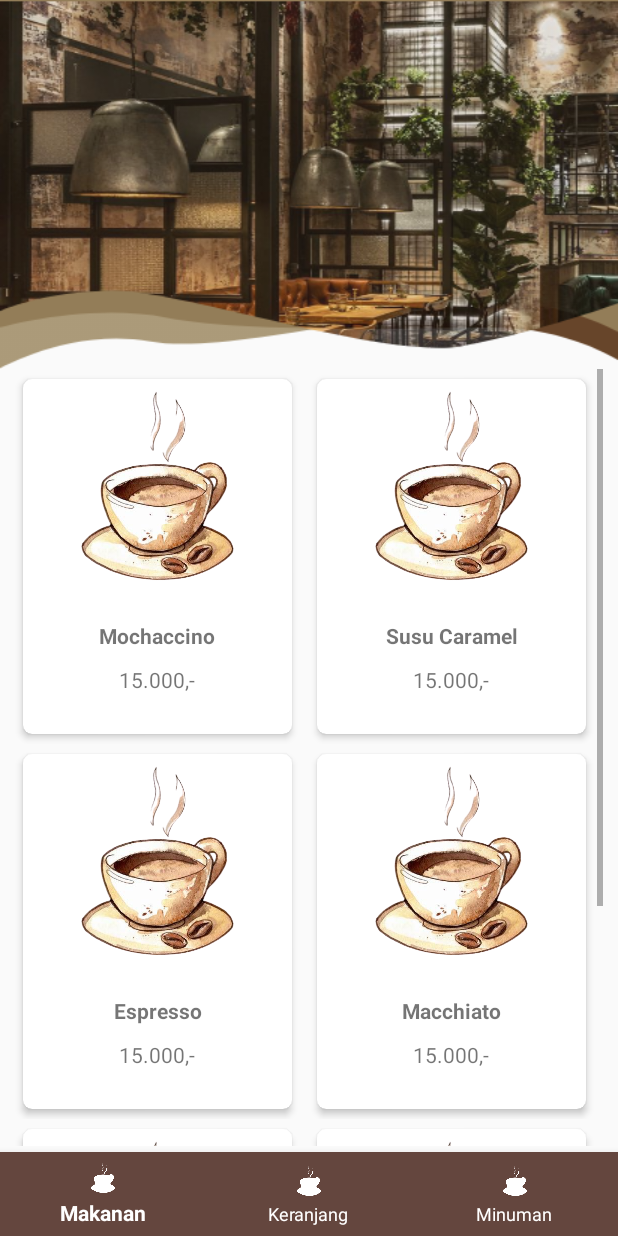
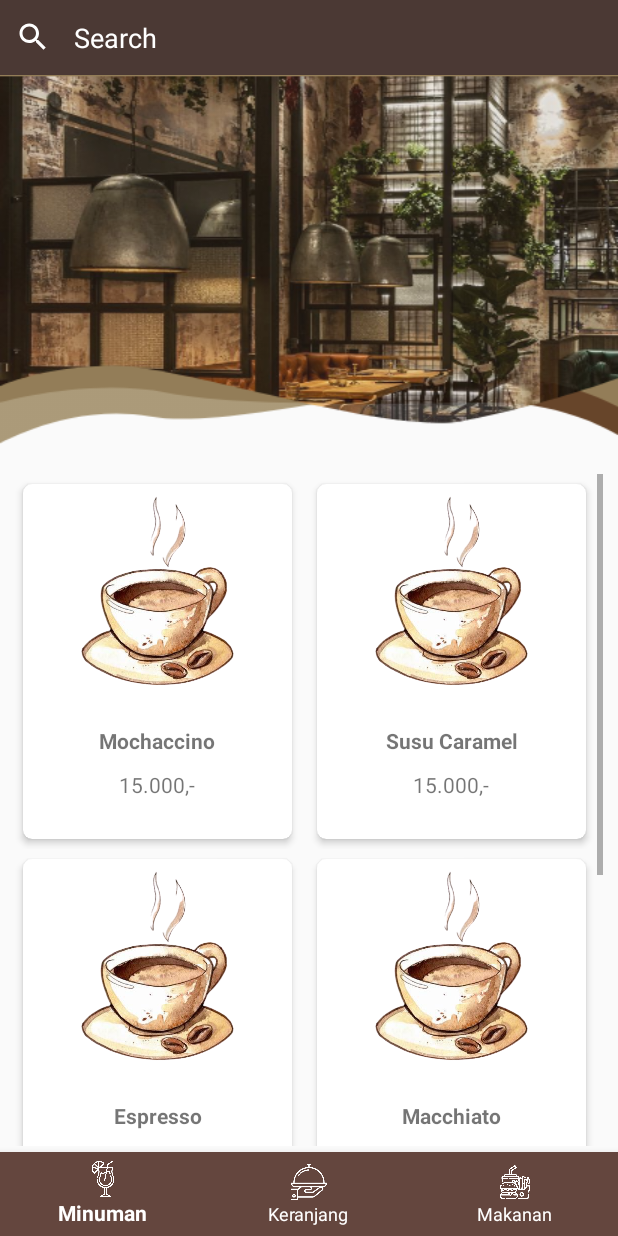
Before and after one commit to DeaAnandita/CafeOrderApps, an Android app: the MainActivity screen opened directly, with no data from a screen before it, after a tap on "LOGIN", on a phone screen of 412 x 824 dp. Run offline under Robolectric (Android 15) with nearby library versions, the phone set to English and light mode, and no system bars; our stand-ins replace CircleImageView.

Commit message:
home page

```diff
--- a/app/build.gradle
+++ b/app/build.gradle
@@ -22,6 +22,7 @@ android {
 dependencies {
     implementation fileTree(dir: 'libs', include: ['*.jar'])
     implementation 'com.google.android.material:material:1.0.0'
+    implementation 'de.hdodenhof:circleimageview:3.1.0'
     implementation 'androidx.appcompat:appcompat:1.0.2'
     implementation 'com.amitshekhar.android:android-networking:1.0.2'
     implementation 'androidx.constraintlayout:constraintlayout:1.1.3'
--- a/app/src/main/AndroidManifest.xml
+++ b/app/src/main/AndroidManifest.xml
@@ -12,13 +12,15 @@
         android:supportsRtl="true"
         android:theme="@style/AppTheme">
         <activity android:name=".DetailActivity">
+
+        </activity>
+        <activity android:name=".HomeActivity">
             <intent-filter>
                 <action android:name="android.intent.action.MAIN" />
 
                 <category android:name="android.intent.category.LAUNCHER" />
             </intent-filter>
         </activity>
-        <activity android:name=".HomeActivity"></activity>
         <activity android:name=".MainActivity">
 
         </activity>
--- /dev/null
+++ b/app/src/main/res/drawable/circlebg.xml
@@ -0,0 +1,8 @@
+<?xml version="1.0" encoding="utf-8"?>
+<shape xmlns:android="http://schemas.android.com/apk/res/android">
+
+    <solid android:color="@color/colorPrimary"/>
+    <corners android:radius="150dp"/>
+
+
+</shape>
--- /dev/null
+++ b/app/src/main/res/drawable/ic_baseline_search_24.xml
@@ -0,0 +1,5 @@
+<vector android:height="24dp" android:tint="#FFFFFF"
+    android:viewportHeight="24" android:viewportWidth="24"
+    android:width="24dp" xmlns:android="http://schemas.android.com/apk/res/android">
+    <path android:fillColor="#FFFFFF" android:pathData="M15.5,14h-0.79l-0.28,-0.27C15.41,12.59 16,11.11 16,9.5 16,5.91 13.09,3 9.5,3S3,5.91 3,9.5 5.91,16 9.5,16c1.61,0 3.09,-0.59 4.23,-1.57l0.27,0.28v0.79l5,4.99L20.49,19l-4.99,-5zM9.5,14C7.01,14 5,11.99 5,9.5S7.01,5 9.5,5 14,7.01 14,9.5 11.99,14 9.5,14z"/>
+</vector>
--- a/app/src/main/res/layout/activity_detail.xml
+++ b/app/src/main/res/layout/activity_detail.xml
@@ -63,7 +63,7 @@
     <Button
         android:layout_width="160dp"
         android:background="@drawable/btn_login"
-        android:layout_height="48dp"
+        android:layout_height="45dp"
         android:text="Tambah Pesanan"
         android:textColor="@color/white"
         app:layout_constraintTop_toBottomOf="@+id/rvDetail"
--- a/app/src/main/res/layout/activity_home.xml
+++ b/app/src/main/res/layout/activity_home.xml
@@ -7,19 +7,64 @@
     android:layout_height="match_parent"
     tools:context=".HomeActivity">
 
-    <ImageView
-        android:id="@+id/bg"
-        android:layout_width="match_parent"
-        android:layout_height="246dp"
-        android:background="@mipmap/bg_home"/>
+                <ImageView
+                    app:layout_constraintTop_toTopOf="parent"
+                    android:id="@+id/bg"
+                    app:layout_constraintTop_toBottomOf="@+id/etSearch"
+                    android:layout_width="match_parent"
+                    android:layout_height="246dp"
+                    android:layout_below="@+id/etSearch"
+                    android:background="@mipmap/bg_home"/>
+
+                <EditText
+                    app:layout_constraintTop_toTopOf="parent"
+                    android:id="@+id/etSearch"
+                    android:layout_width="match_parent"
+                    android:layout_height="50dp"
+                    android:padding="10dp"
+                    android:textColor="@color/white"
+                    android:drawableLeft="@drawable/ic_baseline_search_24"
+                    android:background="@color/colorPrimaryDark"
+                    android:drawablePadding="15dp"
+                    android:textColorHint="@color/white"
+                    android:hint="Search"/>
+
+
+
+
+<!--    <androidx.recyclerview.widget.RecyclerView-->
+<!--        android:layout_width="match_parent"-->
+<!--        android:layout_height="wrap_content"-->
+<!--        android:scrollbars="horizontal"-->
+<!--        android:layout_below="@+id/bg">-->
+<!--    </androidx.recyclerview.widget.RecyclerView>-->
+
+<!--    <View-->
+<!--        android:layout_width="65dp"-->
+<!--        android:layout_height="65dp"-->
+<!--        android:layout_below="@+id/bg"-->
+<!--        android:layout_marginHorizontal="20dp"-->
+<!--        android:background="@drawable/circlebg"-->
+<!--        android:layout_marginVertical="15dp" />-->
+
+<!--    <de.hdodenhof.circleimageview.CircleImageView-->
+<!--        xmlns:app="http://schemas.android.com/apk/res-auto"-->
+<!--        android:id="@+id/profile_image"-->
+<!--        android:layout_width="96dp"-->
+<!--        android:layout_height="96dp"-->
+<!--        android:src="@mipmap/bg_home"-->
+<!--        android:layout_below="@+id/bg"-->
+<!--        app:civ_border_width="2dp"-->
+<!--        app:civ_border_color="#FF000000"/>-->
 
     <androidx.recyclerview.widget.RecyclerView
-        android:layout_below="@id/bg"
         android:id="@+id/list"
+        android:layout_marginTop="20dp"
         android:layout_width="match_parent"
         android:layout_marginHorizontal="10dp"
         android:layout_height="wrap_content"
         android:scrollbars="vertical"
+        android:layout_below="@id/bg"
         android:paddingBottom="60dp"
         tools:listitem="@layout/list_item">
     </androidx.recyclerview.widget.RecyclerView>
@@ -33,7 +78,6 @@
         app:itemBackground="@color/colorPrimary"
         app:itemIconTint="@color/white"
         app:itemTextColor="@color/white"
-        app:menu="@menu/navigation"
-        />
+        app:menu="@menu/navigation" />
 
 </RelativeLayout>
--- a/app/src/main/res/menu/navigation.xml
+++ b/app/src/main/res/menu/navigation.xml
@@ -3,17 +3,17 @@
 
     <item
         android:id="@+id/navigation_songs"
-        android:icon="@mipmap/icon"
-        android:title="Makanan"/>
+        android:icon="@mipmap/cocktail"
+        android:title="Minuman"/>
 
     <item
         android:id="@+id/navigation_albums"
-        android:icon="@mipmap/icon"
+        android:icon="@mipmap/tray"
         android:title="Keranjang"/>
 
     <item
         android:id="@+id/navigation_artists"
-        android:icon="@mipmap/icon"
-        android:title="Minuman"/>
+        android:icon="@mipmap/food"
+        android:title="Makanan"/>
 
 </menu>
--- a/app/src/main/res/values/colors.xml
+++ b/app/src/main/res/values/colors.xml
@@ -4,4 +4,5 @@
     <color name="colorPrimaryDark">#4B3934</color>
     <color name="colorAccent">#9D7261</color>
     <color name="white">#ffffff</color>
+    <color name="transparent">#00555555</color>
 </resources>
```
Also changed, not shown: app/src/main/res/mipmap-hdpi/cocktail.png (added), app/src/main/res/mipmap-hdpi/drink.png (added), app/src/main/res/mipmap-hdpi/food.png (added), app/src/main/res/mipmap-xxxhdpi/loupe.png (added), app/src/main/res/mipmap-xxxhdpi/tray.png (added), gradle/wrapper/gradle-wrapper.properties.
